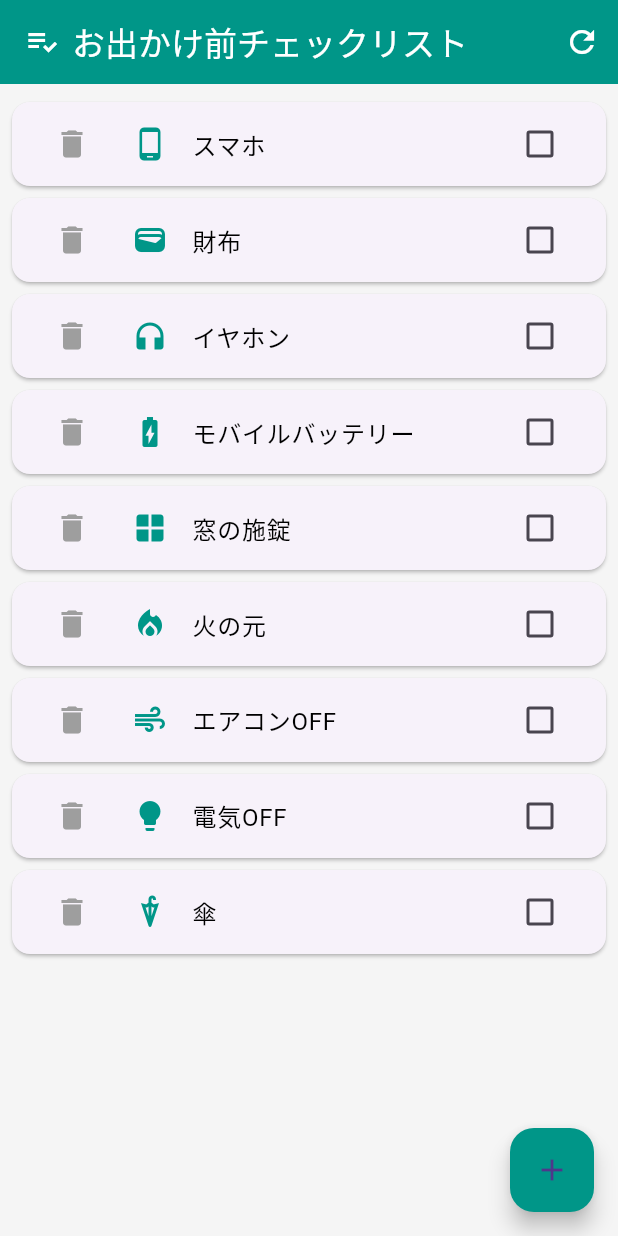
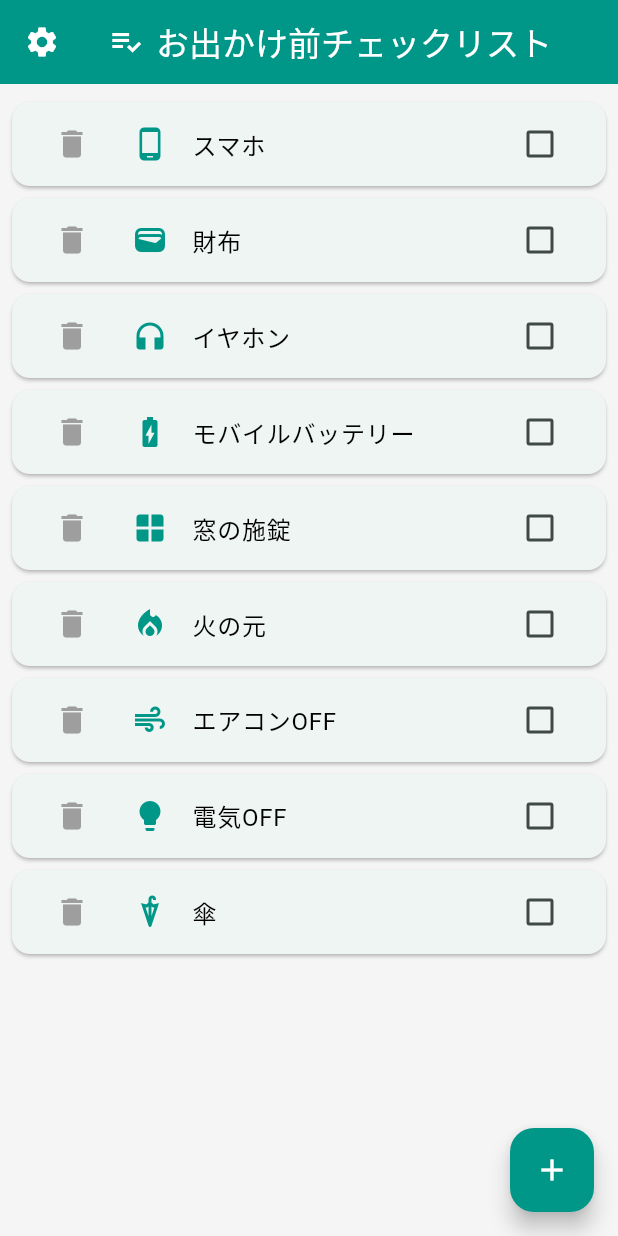
Before and after one commit to Kazuki-development/my_checklist_app, a Flutter app: the screen it shows after launch, after a tap on the "delete" icon, on a phone screen of 412 x 824 dp. Run offline on Flutter 3.47's test engine with Material 3 defaults, Android fonts, the phone set to English and light mode, and no system bars; our stand-ins replace flutter_colorpicker, google_fonts, google_mobile_ads, shared_preferences; network calls fail; Roboto replaces fonts that are missing (Sawarabi Mincho).

Commit message:
feat: Add Settings (Theme/Fonts) and fix layouts v1.3.0

```diff
--- a/lib/main.dart
+++ b/lib/main.dart
@@ -1,11 +1,20 @@
 import 'package:flutter/material.dart';
 import 'package:google_mobile_ads/google_mobile_ads.dart';
+import 'package:provider/provider.dart';
+import 'package:google_fonts/google_fonts.dart';
+import 'settings_model.dart';
+import 'settings_page.dart';
 
 void main() {
   WidgetsFlutterBinding.ensureInitialized();
   MobileAds.instance.initialize();
 
-  runApp(const MyApp());
+  runApp(
+    ChangeNotifierProvider(
+      create: (context) => SettingsModel(),
+      child: const MyApp(),
+    ),
+  );
 }
 
 class MyApp extends StatelessWidget {
@@ -13,9 +22,39 @@ class MyApp extends StatelessWidget {
 
   @override
   Widget build(BuildContext context) {
-    return MaterialApp(
-      debugShowCheckedModeBanner: false,
-      home: const ChecklistPage(),
+    return Consumer<SettingsModel>(
+      builder: (context, settings, child) {
+        TextTheme? getTextTheme(TextTheme base) {
+          switch (settings.fontFamily) {
+            case 'Noto Sans JP':
+              return GoogleFonts.notoSansJpTextTheme(base);
+            case 'M PLUS Rounded 1c':
+              return GoogleFonts.mPlusRounded1cTextTheme(base);
+            case 'Sawarabi Mincho':
+              return GoogleFonts.sawarabiMinchoTextTheme(base);
+            default:
+              return base;
+          }
+        }
+
+        return MaterialApp(
+          debugShowCheckedModeBanner: false,
+          theme: ThemeData(
+            useMaterial3: true,
+            colorScheme: ColorScheme.fromSeed(seedColor: settings.themeColor),
+            textTheme: getTextTheme(Theme.of(context).textTheme),
+            appBarTheme: AppBarTheme(
+              backgroundColor: settings.themeColor,
+              foregroundColor: Colors.white,
+            ),
+            floatingActionButtonTheme: FloatingActionButtonThemeData(
+              backgroundColor: settings.themeColor,
+              foregroundColor: Colors.white,
+            ),
+          ),
+          home: const ChecklistPage(),
+        );
+      },
     );
   }
 }
@@ -429,33 +468,41 @@ class _ChecklistPageState extends State<ChecklistPage> {
     });
   }
 
-  void _resetAllChecks() {
-    setState(() {
-      for (var item in _checklistItems) {
-        item.isChecked = false;
-      }
-    });
-  }
+
 
   @override
   Widget build(BuildContext context) {
+    final settings = Provider.of<SettingsModel>(context);
+
     return Scaffold(
       backgroundColor: Colors.grey[100],
       appBar: AppBar(
+        leading: IconButton(
+          icon: const Icon(Icons.settings),
+          tooltip: '設定',
+          onPressed: () {
+            Navigator.push(
+              context,
+              MaterialPageRoute(builder: (context) => const SettingsPage()),
+            );
+          },
+        ),
         title: const Row(
           children: <Widget>[
             Icon(Icons.playlist_add_check, color: Colors.white),
             SizedBox(width: 8.0),
-            Text('お出かけ前チェックリスト', style: TextStyle(color: Colors.white)),
+            Flexible(
+              child: FittedBox(
+                fit: BoxFit.scaleDown,
+                child: Text(
+                  'お出かけ前チェックリスト',
+                  style: TextStyle(color: Colors.white),
+                ),
+              ),
+            ),
           ],
         ),
-        backgroundColor: Colors.teal,
-        actions: [
-          IconButton(
-            icon: const Icon(Icons.refresh, color: Colors.white),
-            onPressed: _resetAllChecks,
-          ),
-        ],
+        backgroundColor: settings.themeColor, // Use settings color
       ),
       body: Column(
         children: [
@@ -484,7 +531,7 @@ class _ChecklistPageState extends State<ChecklistPage> {
                         title: Row(
                           children: [
                             Icon(_checklistItems[index].icon,
-                                color: Colors.teal),
+                                color: settings.themeColor), // Use settings color
                             const SizedBox(width: 16),
                             Expanded(
                               child: Text(
@@ -519,20 +566,18 @@ class _ChecklistPageState extends State<ChecklistPage> {
               ],
             ),
           ),
-          if (_isBannerAdReady)
-            Align(
-              alignment: Alignment.bottomCenter,
-              child: SizedBox(
-                width: _bannerAd!.size.width.toDouble(),
-                height: _bannerAd!.size.height.toDouble(),
-                child: AdWidget(ad: _bannerAd!),
-              ),
-            ),
         ],
       ),
+      bottomNavigationBar: _isBannerAdReady
+          ? SizedBox(
+              width: _bannerAd!.size.width.toDouble(),
+              height: _bannerAd!.size.height.toDouble(),
+              child: AdWidget(ad: _bannerAd!),
+            )
+          : null,
       floatingActionButton: FloatingActionButton(
         onPressed: _showMainActionSheet,
-        backgroundColor: Colors.teal,
+        backgroundColor: settings.themeColor, // Use settings color
         child: const Icon(Icons.add),
       ),
     );
--- /dev/null
+++ b/lib/settings_model.dart
@@ -0,0 +1,59 @@
+import 'package:flutter/material.dart';
+import 'package:shared_preferences/shared_preferences.dart';
+import 'package:google_fonts/google_fonts.dart';
+
+class SettingsModel extends ChangeNotifier {
+  Color _themeColor = Colors.teal;
+  String _fontFamily = 'System'; // 'System', 'Noto Sans JP', 'M PLUS Rounded 1c', 'Sawarabi Mincho'
+
+  Color get themeColor => _themeColor;
+  String get fontFamily => _fontFamily;
+
+  SettingsModel() {
+    _loadSettings();
+  }
+
+  Future<void> _loadSettings() async {
+    final prefs = await SharedPreferences.getInstance();
+    final int? colorValue = prefs.getInt('themeColor');
+    final String? font = prefs.getString('fontFamily');
+
+    if (colorValue != null) {
+      _themeColor = Color(colorValue);
+    }
+    if (font != null) {
+      _fontFamily = font;
+    }
+    notifyListeners();
+  }
+
+  Future<void> setThemeColor(Color color) async {
+    _themeColor = color;
+    notifyListeners();
+    final prefs = await SharedPreferences.getInstance();
+    await prefs.setInt('themeColor', color.value);
+  }
+
+  Future<void> setFontFamily(String font) async {
+    _fontFamily = font;
+    notifyListeners();
+    final prefs = await SharedPreferences.getInstance();
+    await prefs.setString('fontFamily', font);
+  }
+
+  // Helper to get TextStyle based on current font setting
+  TextStyle getTextStyle({TextStyle? baseStyle}) {
+    final style = baseStyle ?? const TextStyle();
+    switch (_fontFamily) {
+      case 'Noto Sans JP':
+        return GoogleFonts.notoSansJp(textStyle: style);
+      case 'M PLUS Rounded 1c':
+        return GoogleFonts.mPlusRounded1c(textStyle: style);
+      case 'Sawarabi Mincho':
+        return GoogleFonts.sawarabiMincho(textStyle: style);
+      default:
+        // System default (Roboto on Android) works well for Japanese too usually
+        return style;
+    }
+  }
+}
--- a/pubspec.yaml
+++ b/pubspec.yaml
@@ -16,7 +16,7 @@ publish_to: 'none' # Remove this line if you wish to publish to pub.dev
 # https://developer.apple.com/library/archive/documentation/General/Reference/InfoPlistKeyReference/Articles/CoreFoundationKeys.html
 # In Windows, build-name is used as the major, minor, and patch parts
 # of the product and file versions while build-number is used as the build suffix.
-version: 1.2.0+5
+version: 1.3.0+7
 
 environment:
   sdk: ^3.10.0
@@ -31,6 +31,10 @@ dependencies:
   flutter:
     sdk: flutter
   google_mobile_ads: ^5.1.0
+  provider: ^6.1.1
+  shared_preferences: ^2.2.2
+  flutter_colorpicker: ^1.1.0
+  google_fonts: ^6.1.0
 
   # The following adds the Cupertino Icons font to your application.
   # Use with the CupertinoIcons class for iOS style icons.
```
Also changed, not shown: debug_ads.dart (added, +31 -0 lines), lib/settings_page.dart (added, +130 -0 lines), pubspec.lock, 2 other files.
